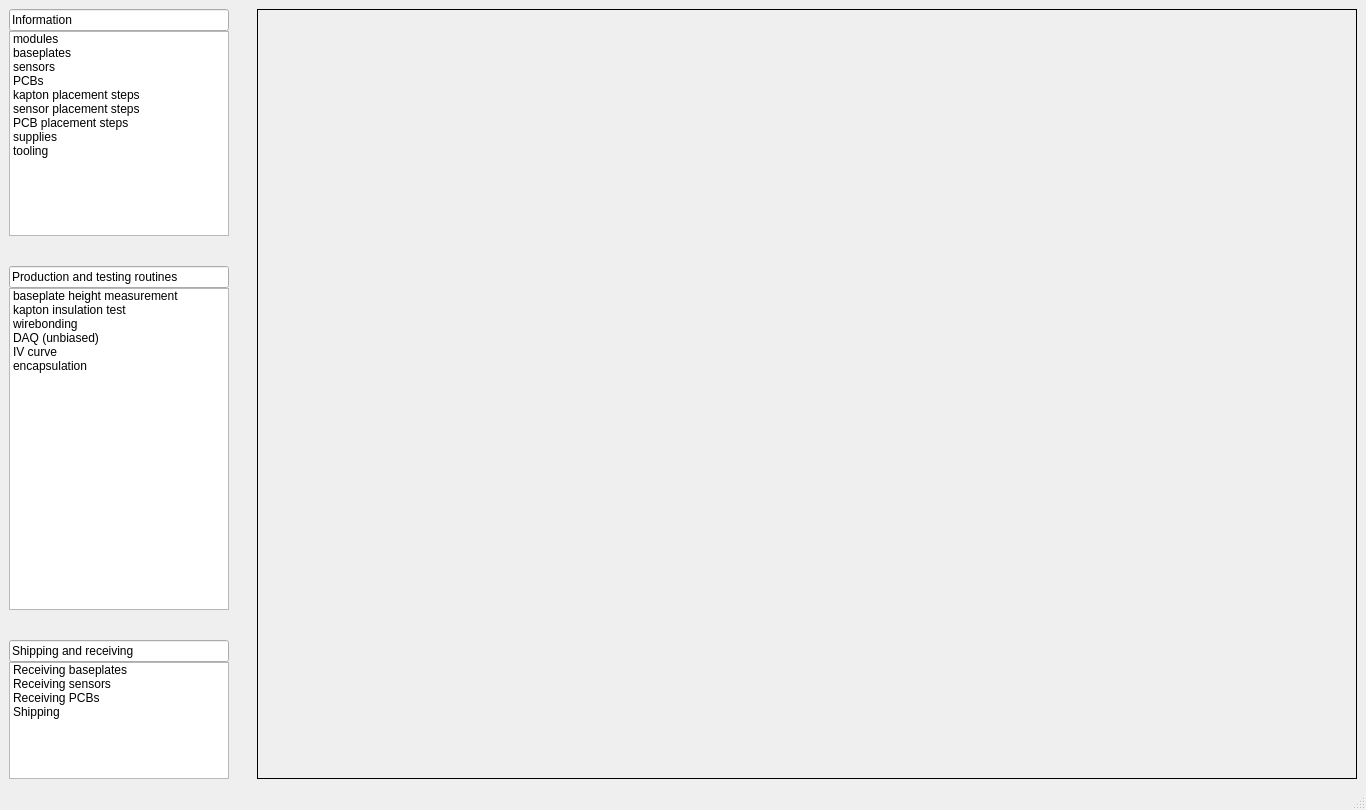
IncandelaLab/SharedUI, file main_ui/mainwindow.ui: the form before one commit.
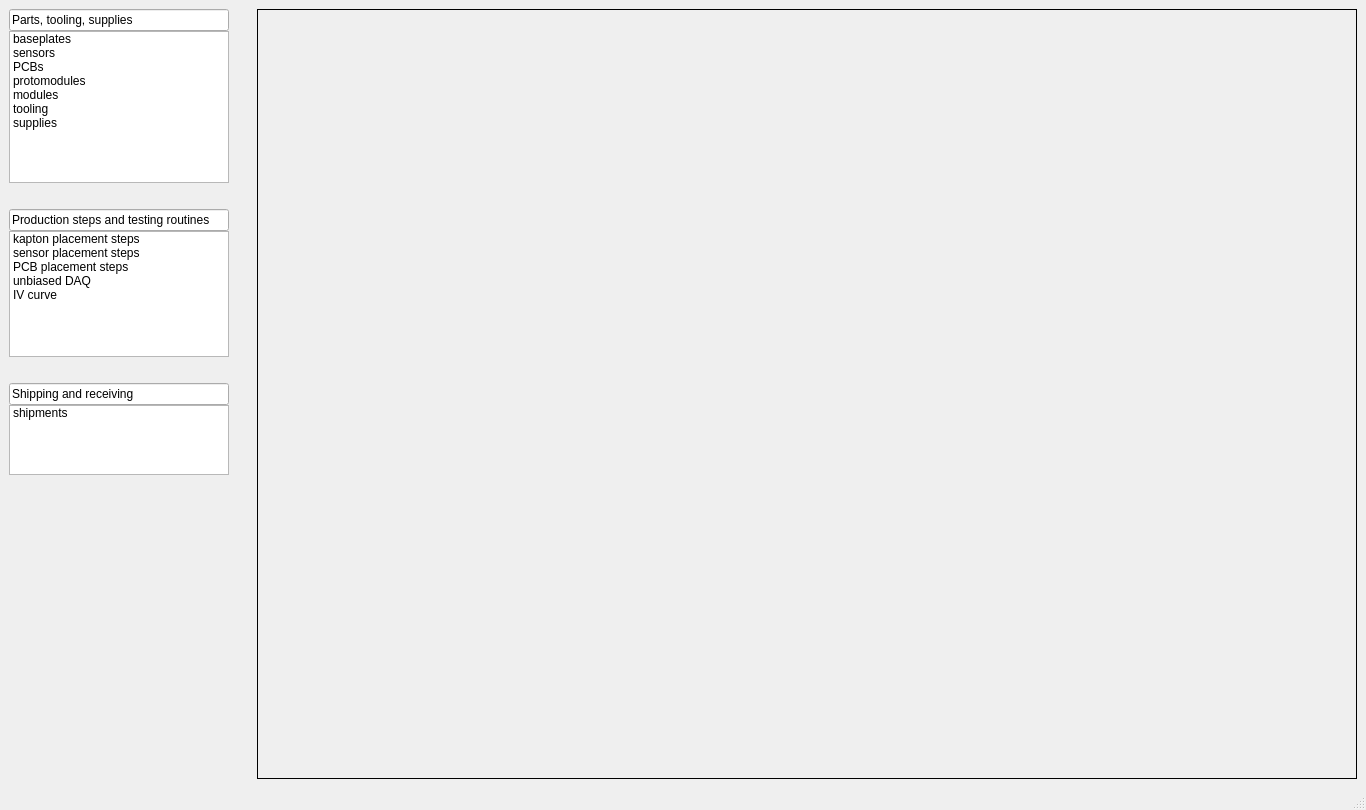
The form after the commit.

Commit message:
Partial implementation of new page layout
Began implementation of new UI pages. Baseplate and sensor done.

The edit to the form file:
```diff
--- a/main_ui/mainwindow.ui
+++ b/main_ui/mainwindow.ui
@@ -21,7 +21,7 @@
        <number>0</number>
       </property>
       <item>
-       <layout class="QVBoxLayout" name="vlUISelect" stretch="1,7,1,1,11,1,1,4">
+       <layout class="QVBoxLayout" name="vlUISelect" stretch="1,6,1,1,5,1,1,2,12">
         <property name="spacing">
          <number>0</number>
         </property>
@@ -31,7 +31,7 @@
         <item>
          <widget class="QLineEdit" name="leInformation">
           <property name="text">
-           <string>Information</string>
+           <string>Parts, tooling, supplies</string>
           </property>
           <property name="readOnly">
            <bool>true</bool>
@@ -43,11 +43,6 @@
           <property name="currentRow">
            <number>-1</number>
           </property>
-          <item>
-           <property name="text">
-            <string>modules</string>
-           </property>
-          </item>
           <item>
            <property name="text">
             <string>baseplates</string>
@@ -65,22 +60,12 @@
           </item>
           <item>
            <property name="text">
-            <string>kapton placement steps</string>
+            <string>protomodules</string>
            </property>
           </item>
           <item>
            <property name="text">
-            <string>sensor placement steps</string>
-           </property>
-          </item>
-          <item>
-           <property name="text">
-            <string>PCB placement steps</string>
-           </property>
-          </item>
-          <item>
-           <property name="text">
-            <string>supplies</string>
+            <string>modules</string>
            </property>
           </item>
           <item>
@@ -88,6 +73,11 @@
             <string>tooling</string>
            </property>
           </item>
+          <item>
+           <property name="text">
+            <string>supplies</string>
+           </property>
+          </item>
          </widget>
         </item>
         <item>
@@ -106,7 +96,7 @@
         <item>
          <widget class="QLineEdit" name="lineEdit">
           <property name="text">
-           <string>Production and testing routines</string>
+           <string>Production steps and testing routines</string>
           </property>
          </widget>
         </item>
@@ -114,22 +104,22 @@
          <widget class="QListWidget" name="listAssembly">
           <item>
            <property name="text">
-            <string>baseplate height measurement</string>
+            <string>kapton placement steps</string>
            </property>
           </item>
           <item>
            <property name="text">
-            <string>kapton insulation test</string>
+            <string>sensor placement steps</string>
            </property>
           </item>
           <item>
            <property name="text">
-            <string>wirebonding</string>
+            <string>PCB placement steps</string>
            </property>
           </item>
           <item>
            <property name="text">
-            <string>DAQ (unbiased)</string>
+            <string>unbiased DAQ</string>
            </property>
           </item>
           <item>
@@ -137,11 +127,6 @@
             <string>IV curve</string>
            </property>
           </item>
-          <item>
-           <property name="text">
-            <string>encapsulation</string>
-           </property>
-          </item>
          </widget>
         </item>
         <item>
@@ -168,26 +153,24 @@
          <widget class="QListWidget" name="listShippingAndReceiving">
           <item>
            <property name="text">
-            <string>Receiving baseplates</string>
-           </property>
-          </item>
-          <item>
-           <property name="text">
-            <string>Receiving sensors</string>
-           </property>
-          </item>
-          <item>
-           <property name="text">
-            <string>Receiving PCBs</string>
-           </property>
-          </item>
-          <item>
-           <property name="text">
-            <string>Shipping</string>
+            <string>shipments</string>
            </property>
           </item>
          </widget>
         </item>
+        <item>
+         <spacer name="verticalSpacer_3">
+          <property name="orientation">
+           <enum>Qt::Vertical</enum>
+          </property>
+          <property name="sizeHint" stdset="0">
+           <size>
+            <width>20</width>
+            <height>40</height>
+           </size>
+          </property>
+         </spacer>
+        </item>
        </layout>
       </item>
       <item>
```
The commit also changes 21 other files.
